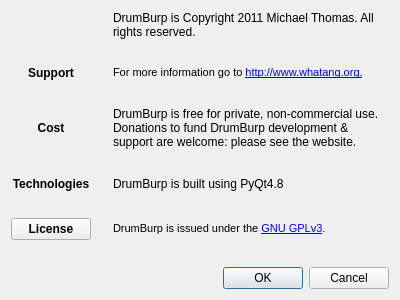
Whatang/DrumBurp, file src/GUI/dbInfo.ui: the form before one commit.
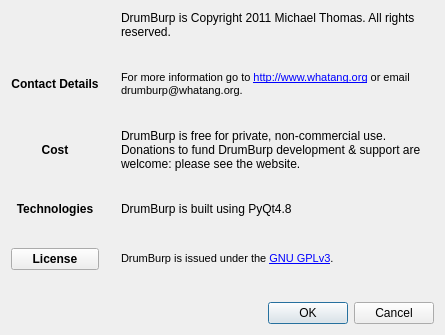
The form after the commit. Icons and pictures are not drawn.

Commit message:
Add contact details & license info.
Fixes #102.

Diff of the .ui file:
```diff
--- a/src/GUI/dbInfo.ui
+++ b/src/GUI/dbInfo.ui
@@ -6,8 +6,8 @@
    <rect>
     <x>0</x>
     <y>0</y>
-    <width>400</width>
-    <height>300</height>
+    <width>445</width>
+    <height>335</height>
    </rect>
   </property>
   <property name="windowTitle">
@@ -52,7 +52,7 @@
       </font>
      </property>
      <property name="text">
-      <string>Support</string>
+      <string>Contact Details</string>
      </property>
      <property name="alignment">
       <set>Qt::AlignCenter</set>
@@ -72,7 +72,7 @@
 &lt;html&gt;&lt;head&gt;&lt;meta name=&quot;qrichtext&quot; content=&quot;1&quot; /&gt;&lt;style type=&quot;text/css&quot;&gt;
 p, li { white-space: pre-wrap; }
 &lt;/style&gt;&lt;/head&gt;&lt;body style=&quot; font-family:'MS Shell Dlg 2'; font-size:8.25pt; font-weight:400; font-style:normal;&quot;&gt;
-&lt;p style=&quot; margin-top:0px; margin-bottom:0px; margin-left:0px; margin-right:0px; -qt-block-indent:0; text-indent:0px;&quot;&gt;For more information go to &lt;a href=&quot;http://www.whatang.org&quot;&gt;&lt;span style=&quot; text-decoration: underline; color:#0000ff;&quot;&gt;http://www.whatang.org.&lt;/span&gt;&lt;/a&gt;&lt;/p&gt;&lt;/body&gt;&lt;/html&gt;</string>
+&lt;p style=&quot; margin-top:0px; margin-bottom:0px; margin-left:0px; margin-right:0px; -qt-block-indent:0; text-indent:0px;&quot;&gt;&lt;span style=&quot; font-size:8pt;&quot;&gt;For more information go to &lt;/span&gt;&lt;a href=&quot;http://www.whatang.org&quot;&gt;&lt;span style=&quot; font-size:8pt; text-decoration: underline; color:#0000ff;&quot;&gt;http://www.whatang.org&lt;/span&gt;&lt;/a&gt;&lt;span style=&quot; font-size:8pt;&quot;&gt; or email drumburp@whatang.org.&lt;/span&gt;&lt;/p&gt;&lt;/body&gt;&lt;/html&gt;</string>
      </property>
      <property name="textFormat">
       <enum>Qt::RichText</enum>
```
The commit also changes 2 other files.
